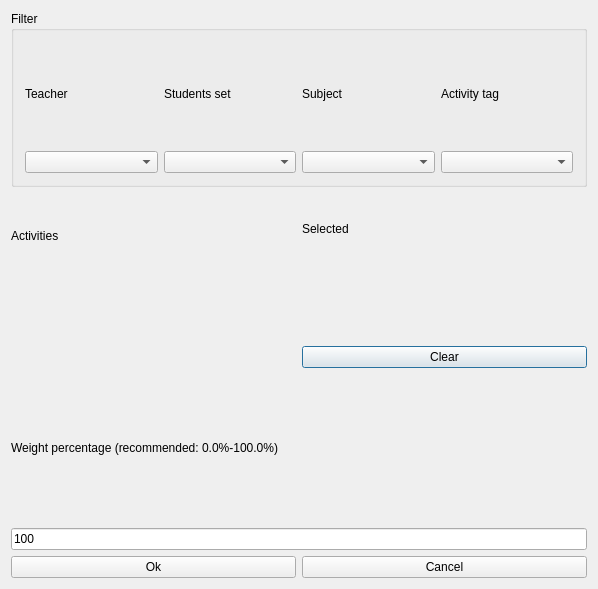
Above: src/interface/modifyconstraintactivitiessamestartinghourform_template.ui from janLo/FET before the change. Below: the same form after it.
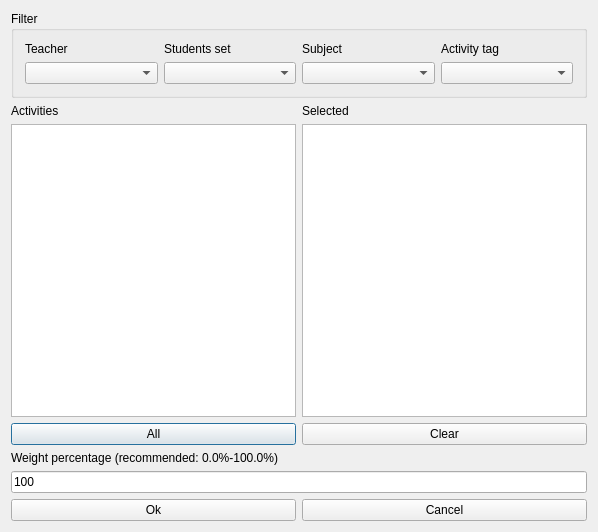
That is the form after the change. Custom widgets are drawn as their Qt base class.

What changed in the file:
```diff
--- a/src/interface/modifyconstraintactivitiessamestartinghourform_template.ui
+++ b/src/interface/modifyconstraintactivitiessamestartinghourform_template.ui
@@ -7,37 +7,29 @@
     <x>0</x>
     <y>0</y>
     <width>598</width>
-    <height>589</height>
+    <height>532</height>
    </rect>
   </property>
   <property name="windowTitle">
    <string extracomment="This is the title of the dialog to modify a constraint of this type">Modify activities same starting hour</string>
   </property>
-  <layout class="QGridLayout" name="gridLayout">
-   <item row="0" column="0" colspan="2">
-    <widget class="Q3GroupBox" name="groupBox2">
+  <layout class="QGridLayout" name="gridLayout_2">
+   <item row="0" column="0">
+    <widget class="QGroupBox" name="filterGroupBox">
      <property name="title">
       <string>Filter</string>
      </property>
-     <layout class="QGridLayout">
+     <layout class="QGridLayout" name="gridLayout">
       <item row="0" column="0">
-       <layout class="QGridLayout">
-        <item row="0" column="3">
-         <widget class="QLabel" name="activityTagsTextLabel">
+       <widget class="QLabel" name="teachersTextLabel">
           <property name="text">
-           <string>Activity tag</string>
+         <string>Teacher</string>
           </property>
           <property name="wordWrap">
            <bool>false</bool>
           </property>
          </widget>
         </item>
-        <item row="1" column="1">
-         <widget class="QComboBox" name="studentsComboBox"/>
-        </item>
-        <item row="1" column="3">
-         <widget class="QComboBox" name="activityTagsComboBox"/>
-        </item>
         <item row="0" column="1">
          <widget class="QLabel" name="studentsTextLabel">
           <property name="text">
@@ -48,9 +40,6 @@
           </property>
          </widget>
         </item>
-        <item row="1" column="2">
-         <widget class="QComboBox" name="subjectsComboBox"/>
-        </item>
         <item row="0" column="2">
          <widget class="QLabel" name="subjectsTextLabel">
           <property name="text">
@@ -61,26 +50,35 @@
           </property>
          </widget>
         </item>
+      <item row="0" column="3">
+       <widget class="QLabel" name="activityTagsTextLabel">
+        <property name="text">
+         <string>Activity tag</string>
+        </property>
+        <property name="wordWrap">
+         <bool>false</bool>
+        </property>
+       </widget>
+      </item>
         <item row="1" column="0">
          <widget class="QComboBox" name="teachersComboBox"/>
         </item>
-        <item row="0" column="0">
-         <widget class="QLabel" name="teachersTextLabel">
-          <property name="text">
-           <string>Teacher</string>
-          </property>
-          <property name="wordWrap">
-           <bool>false</bool>
-          </property>
-         </widget>
-        </item>
-       </layout>
+      <item row="1" column="1">
+       <widget class="QComboBox" name="studentsComboBox"/>
+      </item>
+      <item row="1" column="2">
+       <widget class="QComboBox" name="subjectsComboBox"/>
+      </item>
+      <item row="1" column="3">
+       <widget class="QComboBox" name="activityTagsComboBox"/>
       </item>
      </layout>
     </widget>
    </item>
    <item row="1" column="0">
-    <layout class="QVBoxLayout">
+    <layout class="QHBoxLayout" name="horizontalLayout">
+     <item>
+      <layout class="QVBoxLayout" name="verticalLayout_2">
      <item>
       <widget class="QLabel" name="activitiesTextLabel">
        <property name="frameShape">
@@ -98,17 +96,18 @@
       </widget>
      </item>
      <item>
-      <widget class="Q3ListBox" name="activitiesListBox">
+        <widget class="QListWidget" name="activitiesListWidget"/>
+       </item>
        <item>
+        <widget class="QPushButton" name="addAllActivitiesPushButton">
         <property name="text">
-         <string>New Item</string>
-        </property>
-       </item>
+          <string comment="Text on a button. It refers to adding all activities from the list above this button into the current constraint">All</string>
+         </property>
       </widget>
      </item>
     </layout>
    </item>
-   <item row="1" column="1">
+     <item>
     <layout class="QVBoxLayout" name="verticalLayout">
      <item>
       <widget class="QLabel" name="selectedActivitiesTextLabel">
@@ -127,13 +126,7 @@
       </widget>
      </item>
      <item>
-      <widget class="Q3ListBox" name="selectedActivitiesListBox">
-       <item>
-        <property name="text">
-         <string>New Item</string>
-        </property>
-       </item>
-      </widget>
+        <widget class="QListWidget" name="selectedActivitiesListWidget"/>
      </item>
      <item>
       <widget class="QPushButton" name="clearPushButton">
@@ -144,7 +137,9 @@
      </item>
     </layout>
    </item>
-   <item row="2" column="0" colspan="2">
+    </layout>
+   </item>
+   <item row="2" column="0">
     <layout class="QVBoxLayout">
      <item>
       <widget class="QLabel" name="weightTextLabel">
@@ -171,7 +166,7 @@
      </item>
     </layout>
    </item>
-   <item row="3" column="0" colspan="2">
+   <item row="3" column="0">
     <layout class="QHBoxLayout">
      <item>
       <widget class="QPushButton" name="okPushButton">
@@ -192,36 +187,6 @@
   </layout>
  </widget>
  <layoutdefault spacing="6" margin="11"/>
- <customwidgets>
-  <customwidget>
-   <class>Q3GroupBox</class>
-   <extends>QGroupBox</extends>
-   <header>Qt3Support/Q3GroupBox</header>
-   <container>1</container>
-  </customwidget>
-  <customwidget>
-   <class>Q3Frame</class>
-   <extends>QFrame</extends>
-   <header>Qt3Support/Q3Frame</header>
-   <container>1</container>
-  </customwidget>
-  <customwidget>
-   <class>Q3ListBox</class>
-   <extends>Q3Frame</extends>
-   <header>q3listbox.h</header>
-  </customwidget>
- </customwidgets>
- <tabstops>
-  <tabstop>teachersComboBox</tabstop>
-  <tabstop>studentsComboBox</tabstop>
-  <tabstop>subjectsComboBox</tabstop>
-  <tabstop>activityTagsComboBox</tabstop>
-  <tabstop>activitiesListBox</tabstop>
-  <tabstop>selectedActivitiesListBox</tabstop>
-  <tabstop>weightLineEdit</tabstop>
-  <tabstop>okPushButton</tabstop>
-  <tabstop>cancelPushButton</tabstop>
- </tabstops>
  <resources/>
  <connections/>
 </ui>
```
Left out of the diff: 2 changed lines with no effect on the pictures. Lines whose indentation alone changed are shown as unchanged.
